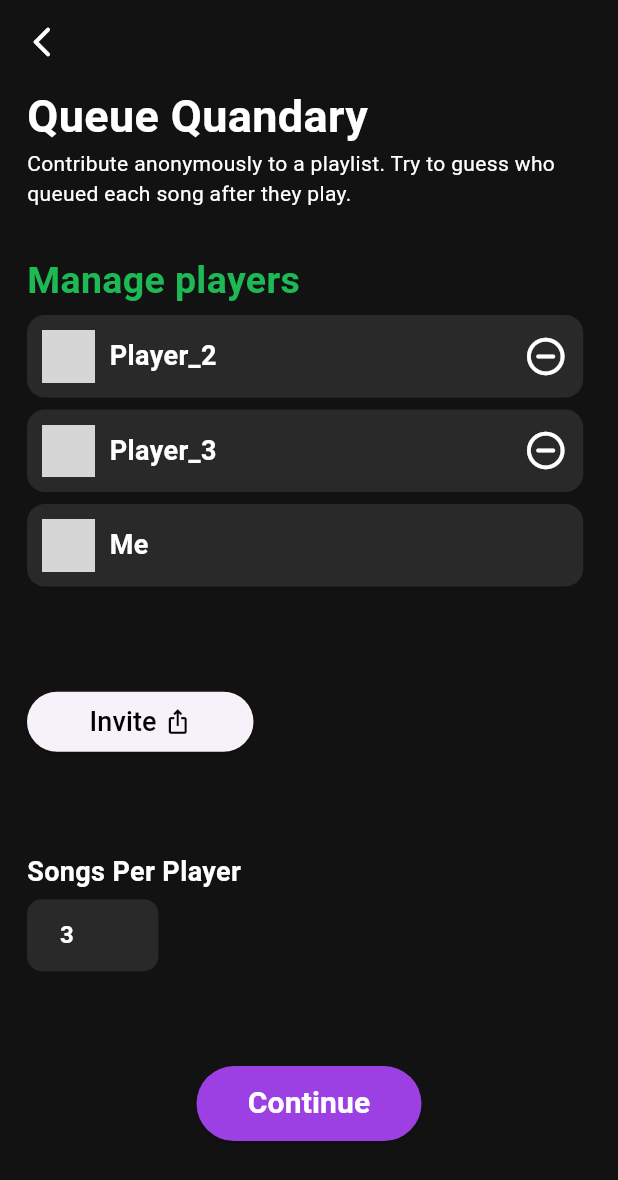
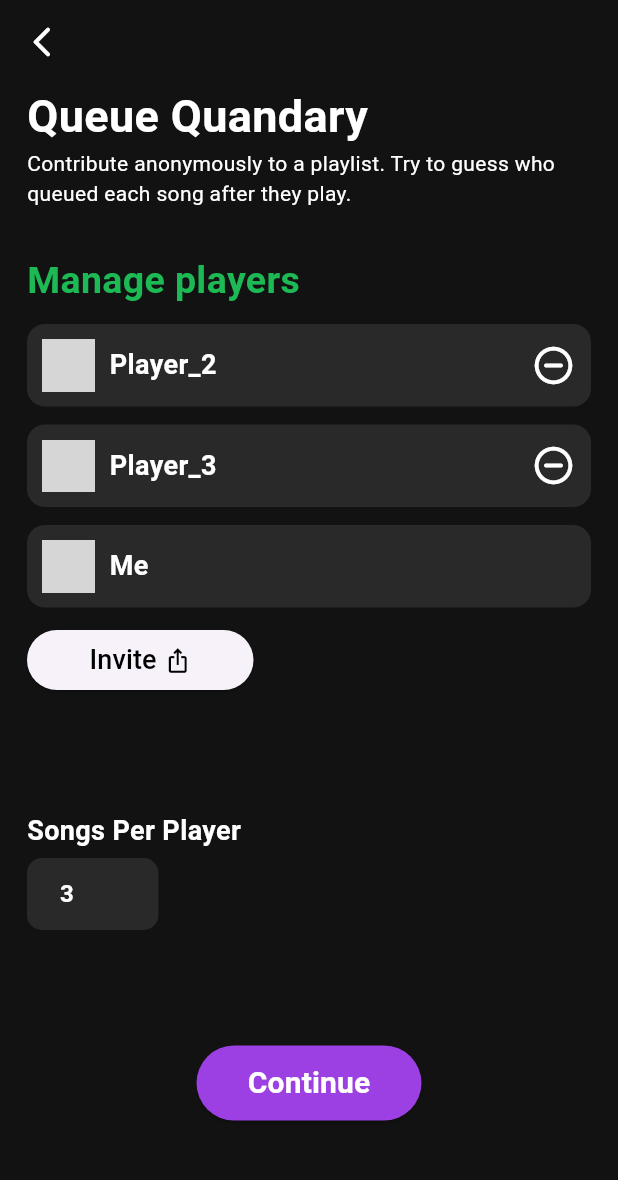
Before and after one commit to ZRiley36/queue-quandry, a Flutter app: the LobbyPage screen opened directly, after a tap on the "remove circle outline" icon, on a phone screen of 412 x 824 dp. Shown: the top 1180 px of the screen. Run offline on Flutter 3.47's test engine with Material 3 defaults, Android fonts, the phone set to English and light mode, and no system bars; our stand-ins replace firebase_auth, share_plus; missing offline and left inert: flutter_web_auth, spotify_sdk; accounts and stored records are empty; network calls fail; Roboto replaces fonts that are missing (Gotham); grey boxes are pictures that could not be loaded.

Commit message:
Made lobby screen listing more dynamic

```diff
--- a/lib/pages/lobby.dart
+++ b/lib/pages/lobby.dart
@@ -94,15 +94,21 @@ class _LobbyPageState extends State<LobbyPage> {
             ),
             Row(
               children: [
-                SizedBox(
-                  height: MediaQuery.of(context).size.height * 0.3,
+                Expanded(
+                  child: Container(
+                    decoration: BoxDecoration(
+                      color: Colors.transparent,
+                      borderRadius: BorderRadius.all(Radius.circular(12)),
+                    ),
                     width: MediaQuery.of(context).size.width * 0.9,
                     child: ListView.builder(
+                      shrinkWrap: true,
+                      padding: EdgeInsets.all(0),
                       itemCount: players.length,
                       itemBuilder: (BuildContext context, int index) {
                         final entry = players.entries.toList()[index];
                         return Padding(
-                        padding: EdgeInsets.only(bottom: 8),
+                          padding: EdgeInsets.only(top: 6, bottom: 6),
                           child: PlayerListing(
                             name: entry.key,
                             removePlayer: removePlayer,
@@ -112,7 +118,11 @@ class _LobbyPageState extends State<LobbyPage> {
                       },
                     ),
                   ),
+                ),
               ],
+            ),
+            SizedBox(
+              height: 5,
             ),
             ElevatedButton(
                 onPressed: () {
@@ -510,7 +520,7 @@ class _SongListingState extends State<SongListing> {
                           CupertinoDialogAction(
                             child: Text(
                               "OK",
-                              style: TextStyle(color: Colors.red),
+                              style: TextStyle(color: Colors.redAccent),
                             ),
                             onPressed: () {
                               Navigator.of(context).pop();
```
Also changed, not shown: lib/pages/game.dart (+4 -4 lines). Lines whose indentation alone changed are shown as unchanged.
